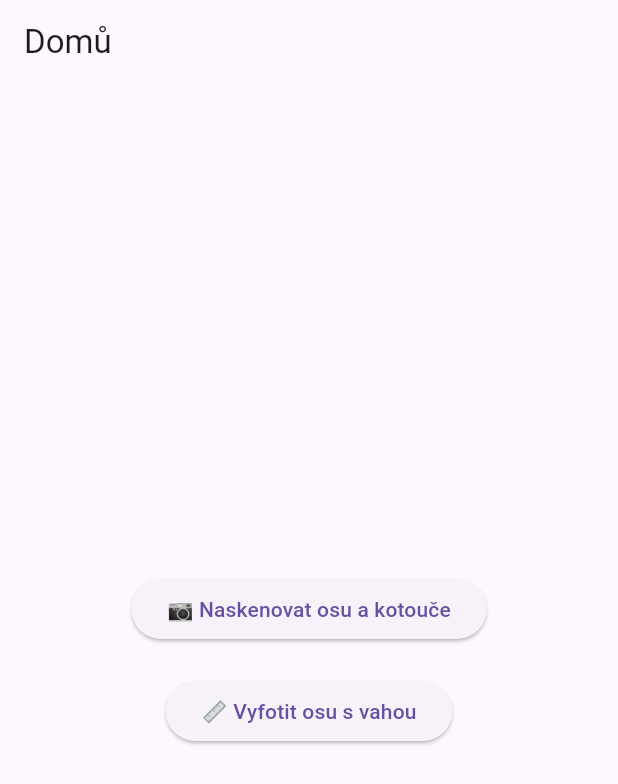
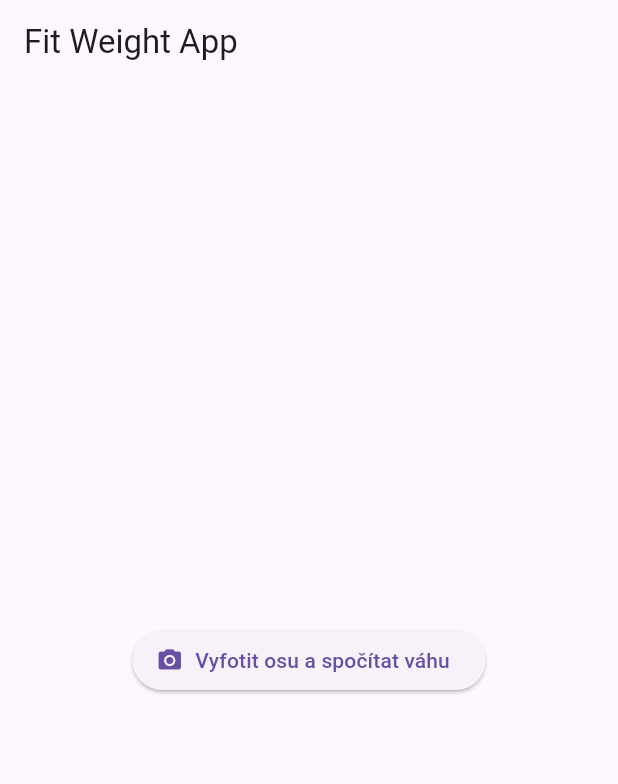
Before and after one commit to nelaslezakova/fitapp, a Flutter app: the screen it shows after launch, on a phone screen of 412 x 824 dp. Shown: the top 784 px of the screen. Run offline on Flutter 3.47's test engine with Material 3 defaults, Android fonts, the phone set to English and light mode, and no system bars.

Commit message:
commit 1

```diff
--- a/lib/main.dart
+++ b/lib/main.dart
@@ -2,11 +2,11 @@ import 'package:flutter/material.dart';
 import 'screens/home_screen.dart';
 
 void main() {
-  runApp(const MyApp());
+  runApp(const FitWeightApp());
 }
 
-class MyApp extends StatelessWidget {
-  const MyApp({super.key});
+class FitWeightApp extends StatelessWidget {
+  const FitWeightApp({super.key});
 
   @override
   Widget build(BuildContext context) {
@@ -14,6 +14,7 @@ class MyApp extends StatelessWidget {
       title: 'Fit Weight App',
       theme: ThemeData(primarySwatch: Colors.blue),
       home: const HomeScreen(),
+      debugShowCheckedModeBanner: false,
     );
   }
 }
--- a/lib/screens/home_screen.dart
+++ b/lib/screens/home_screen.dart
@@ -1,4 +1,5 @@
 import 'package:flutter/material.dart';
+import 'scan_screen.dart';
 
 class HomeScreen extends StatelessWidget {
   const HomeScreen({super.key});
@@ -6,23 +7,20 @@ class HomeScreen extends StatelessWidget {
   @override
   Widget build(BuildContext context) {
     return Scaffold(
-      appBar: AppBar(title: const Text('Domů')),
+      appBar: AppBar(title: const Text("Fit Weight App")),
       body: Center(
         child: Column(
           mainAxisAlignment: MainAxisAlignment.center,
           children: [
-            ElevatedButton(
+            ElevatedButton.icon(
               onPressed: () {
-                // sem později dáme skenování
+                Navigator.push(
+                  context,
+                  MaterialPageRoute(builder: (_) => const ScanScreen()),
+                );
               },
-              child: const Text('📷 Naskenovat osu a kotouče'),
-            ),
-            const SizedBox(height: 20),
-            ElevatedButton(
-              onPressed: () {
-                // sem později dáme kameru s obrysem
-              },
-              child: const Text('📏 Vyfotit osu s vahou'),
+              icon: const Icon(Icons.camera_alt),
+              label: const Text("Vyfotit osu a spočítat váhu"),
             ),
           ],
         ),
```
Also changed, not shown: lib/screens/scan_screen.dart (added, +19 -0 lines), lib/widgets/outline_overlay.dart (added, +19 -0 lines), pubspec.yaml (+12 -72 lines), lib/database/data.dart (added), pubspec.lock, 6 other files.
